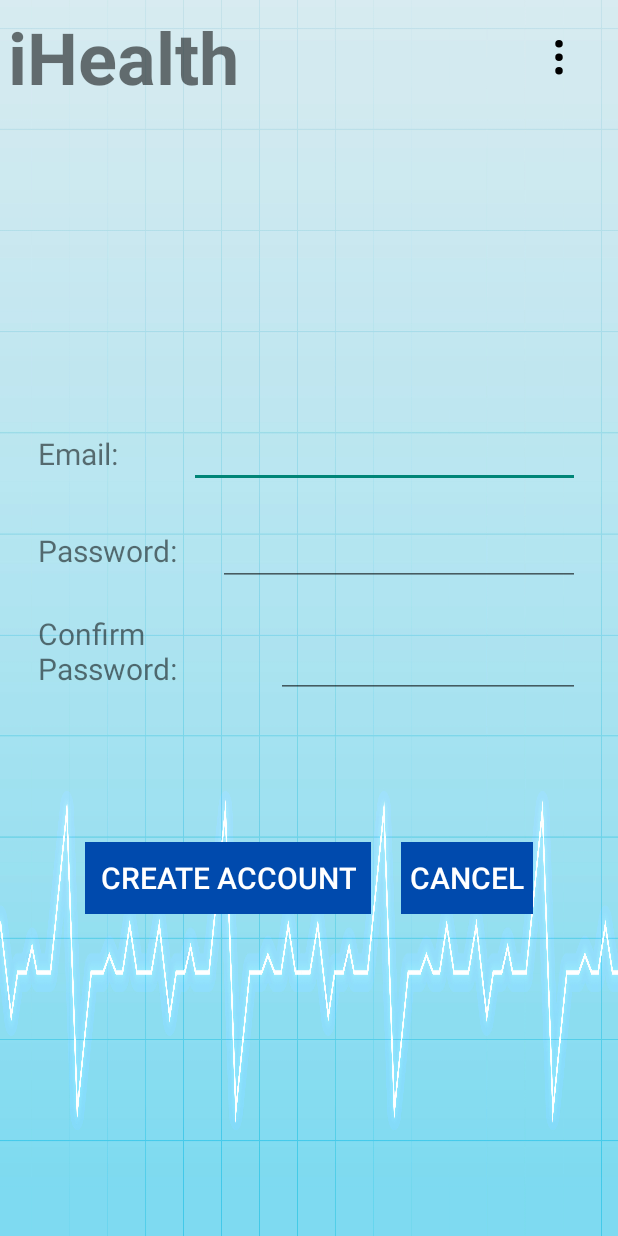
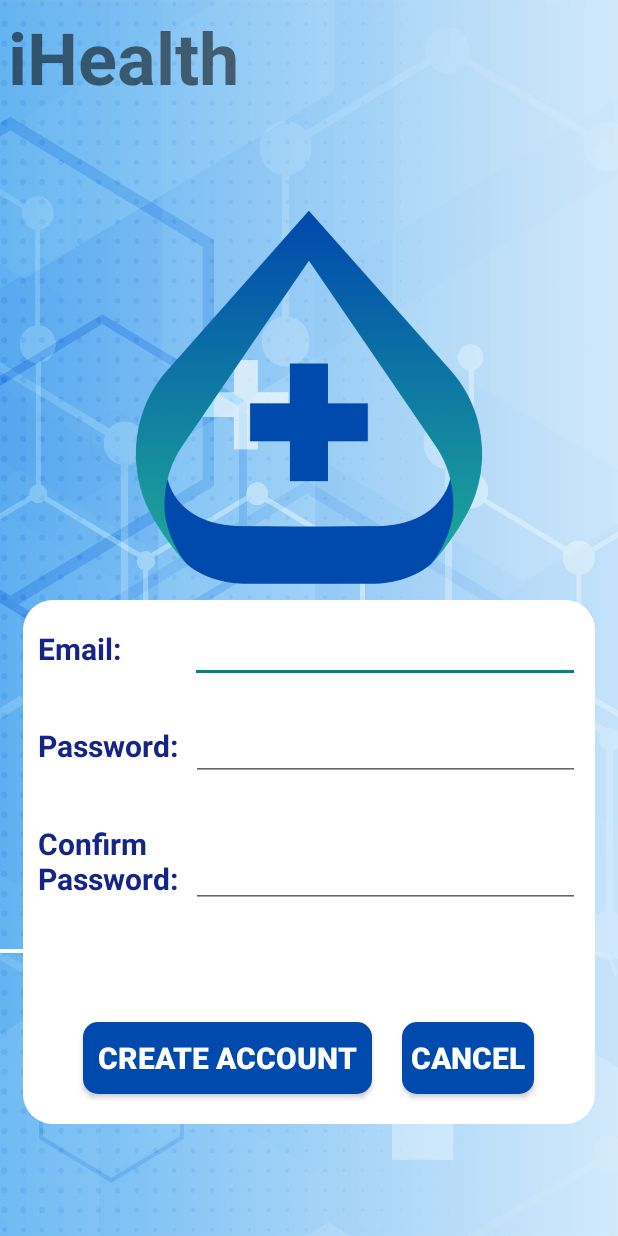
Before and after one commit to NguyenTrung3102/iHealth_Droid, an Android app built with Jetpack Compose: the layout signup_layout.xml on its own in the app's theme, with its tools: preview values and no code run, on a phone screen of 412 x 824 dp. Run offline under Robolectric (Android 15) with nearby library versions, the phone set to English and light mode, and no system bars.

Commit message:
Trung changed

```diff
--- a/app/src/main/java/com/example/ihealthdroid/AccountCreatingActivity.kt
+++ b/app/src/main/java/com/example/ihealthdroid/AccountCreatingActivity.kt
@@ -49,12 +49,6 @@ class AccountCreatingActivity : ComponentActivity() {
                 ) {
                     val updatedContext = context.createConfigurationContext(configuration)
                     setContentView(R.layout.signup_layout)
-
-                    val settingBtn = findViewById<ImageButton>(R.id.setting_btn)
-                    settingBtn.setOnClickListener {
-                        val intent = Intent(this@AccountCreatingActivity, SettingsActivity::class.java)
-                        startActivity(intent)
-                    }
 
                     val userNameField = findViewById<EditText>(R.id.username_input)
                     val passwordInputField = findViewById<EditText>(R.id.password_input)
--- /dev/null
+++ b/app/src/main/res/drawable/rounded_background.xml
@@ -0,0 +1,6 @@
+<?xml version="1.0" encoding="utf-8"?>
+<!-- rounded_background.xml -->
+<shape xmlns:android="http://schemas.android.com/apk/res/android">
+    <solid android:color="@color/white" />
+    <corners android:radius="20dp" /> <!-- Điều chỉnh giá trị này để làm tròn góc -->
+</shape>
--- /dev/null
+++ b/app/src/main/res/drawable/rounded_button.xml
@@ -0,0 +1,6 @@
+<?xml version="1.0" encoding="utf-8"?>
+<!-- rounded_button.xml -->
+<shape xmlns:android="http://schemas.android.com/apk/res/android">
+    <solid android:color="@color/nav_bar" />
+    <corners android:radius="10dp" /> <!-- Điều chỉnh giá trị này để làm tròn góc -->
+</shape>
--- a/app/src/main/res/layout/signup_layout.xml
+++ b/app/src/main/res/layout/signup_layout.xml
@@ -3,7 +3,7 @@
     xmlns:tools="http://schemas.android.com/tools"
     android:layout_width="match_parent"
     android:layout_height="match_parent"
-    android:background="@drawable/img_background"
+    android:background="@drawable/_5100893_13240"
     android:orientation="vertical">
 
     <LinearLayout
@@ -20,14 +20,6 @@
             android:text="@string/app_name"
             android:textSize="48sp"
             android:textStyle="bold" />
-
-        <ImageButton
-            android:id="@+id/setting_btn"
-            android:layout_width="wrap_content"
-            android:layout_height="match_parent"
-            android:layout_weight="1"
-            android:background="#00000000"
-            android:src="@drawable/settings_icon" />
     </LinearLayout>
 
     <LinearLayout
@@ -37,10 +29,18 @@
         android:gravity="center"
         android:orientation="vertical">
 
+        <ImageView
+            android:id="@+id/imageView"
+            android:layout_width="match_parent"
+            android:layout_height="250dp"
+            android:src="@drawable/img_logo"
+            />
+
         <LinearLayout
             android:layout_width="match_parent"
             android:layout_height="wrap_content"
-            android:layout_margin="20dp"
+            android:layout_margin="10dp"
+            android:background="@drawable/rounded_background"
             android:gravity="center"
             android:orientation="vertical">
 
@@ -56,6 +56,8 @@
                     android:gravity="center"
                     android:orientation="horizontal"
                     android:paddingTop="10dp"
+                    android:paddingLeft="10dp"
+                    android:paddingRight="10dp"
                     android:paddingBottom="10dp">
 
                     <TextView
@@ -64,6 +66,8 @@
                         android:layout_height="wrap_content"
                         android:layout_weight="1"
                         android:text="@string/username_input_label"
+                        android:textStyle="bold"
+                        android:textColor="@color/blue"
                         android:textSize="20sp" />
 
                     <EditText
@@ -81,13 +85,17 @@
                     android:layout_height="match_parent"
                     android:orientation="horizontal"
                     android:paddingTop="10dp"
+                    android:paddingLeft="10dp"
+                    android:paddingRight="10dp"
                     android:paddingBottom="10dp">
 
                     <TextView
                         android:id="@+id/pwd_input"
-                        android:layout_width="wrap_content"
+                        android:layout_width="56dp"
                         android:layout_height="wrap_content"
                         android:layout_weight="1"
+                        android:textStyle="bold"
+                        android:textColor="@color/blue"
                         android:text="@string/password_input_label"
                         android:textSize="20sp" />
 
@@ -104,13 +112,18 @@
                     android:layout_width="match_parent"
                     android:layout_height="match_parent"
                     android:orientation="horizontal"
-                    android:paddingBottom="30dp">
+                    android:paddingTop="10dp"
+                    android:paddingLeft="10dp"
+                    android:paddingRight="10dp"
+                    android:paddingBottom="10dp">
 
                     <TextView
                         android:id="@+id/pwd_confirm"
-                        android:layout_width="wrap_content"
+                        android:layout_width="56dp"
                         android:layout_height="wrap_content"
                         android:layout_weight="1"
+                        android:textStyle="bold"
+                        android:textColor="@color/blue"
                         android:paddingBottom="30dp"
                         android:text="@string/password_confirm_label"
                         android:textSize="20sp" />
@@ -141,7 +154,8 @@
                     android:layout_height="wrap_content"
                     android:layout_margin="10dp"
                     android:layout_weight="1"
-                    android:background="@color/nav_bar"
+                    android:background="@drawable/rounded_button"
+                    android:textStyle="bold"
                     android:padding="10dp"
                     android:text="@string/create_account_btn"
                     android:textColor="@color/white"
@@ -153,7 +167,8 @@
                     android:layout_height="wrap_content"
                     android:layout_margin="10dp"
                     android:layout_weight="1"
-                    android:background="@color/nav_bar"
+                    android:background="@drawable/rounded_button"
+                    android:textStyle="bold"
                     android:text="@string/generic_cancellation"
                     android:textColor="@color/white"
                     android:textSize="20sp" />
--- a/app/src/main/res/values/colors.xml
+++ b/app/src/main/res/values/colors.xml
@@ -8,4 +8,5 @@
     <color name="black">#FF000000</color>
     <color name="white">#FFFFFFFF</color>
     <color name="nav_bar">#004aad</color>
+    <color name="blue">#152587</color>
 </resources>
```
Also changed, not shown: app/src/main/java/com/example/ihealthdroid/MainActivity.kt (+2 -7 lines), app/src/main/res/layout/main_menu_layout.xml (+1 -8 lines), app/src/main/res/layout/signin_layout.xml (+22 -11 lines), app/src/main/res/drawable/_5100893_13240.jpg (added), app/src/main/res/drawable/img_logo.png (added).
